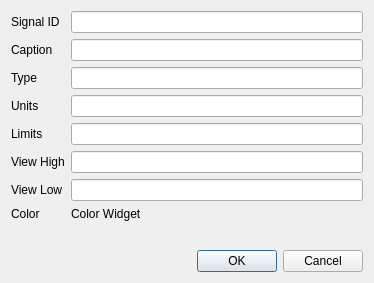
First picture: the form in TrendView/DialogTrendSignalProperties.ui, repository whiteman-kr/u7set, before the edit.
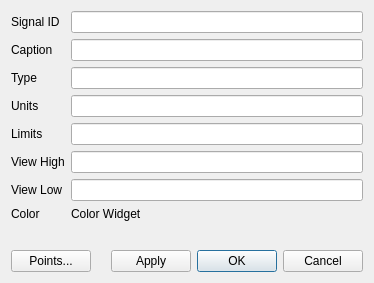
Second picture: the form after the edit. Custom widgets are drawn as their Qt base class.

Commit message: RPCT-1712, TrendView: User can view, add, remove and edit trend points. Intermediate commit

```diff
--- a/TrendView/DialogTrendSignalProperties.ui
+++ b/TrendView/DialogTrendSignalProperties.ui
@@ -13,8 +13,8 @@
   <property name="windowTitle">
    <string>Dialog</string>
   </property>
-  <layout class="QVBoxLayout" name="verticalLayout">
-   <item>
+  <layout class="QGridLayout" name="gridLayout_2">
+   <item row="0" column="0">
     <layout class="QGridLayout" name="gridLayout">
      <item row="0" column="0">
       <widget class="QLabel" name="singalIdLabel">
@@ -143,6 +143,35 @@
      </item>
     </layout>
    </item>
+   <item row="1" column="0">
+    <layout class="QHBoxLayout" name="horizontalLayout">
+     <item>
+      <widget class="QPushButton" name="buttonPoints">
+       <property name="text">
+        <string>Points...</string>
+       </property>
+      </widget>
+     </item>
+     <item>
+      <spacer name="horizontalSpacer">
+       <property name="orientation">
+        <enum>Qt::Horizontal</enum>
+       </property>
+       <property name="sizeHint" stdset="0">
+        <size>
+         <width>40</width>
+         <height>20</height>
+        </size>
+       </property>
+      </spacer>
+     </item>
+     <item>
+      <widget class="QPushButton" name="buttonApply">
+       <property name="text">
+        <string>Apply</string>
+       </property>
+      </widget>
+     </item>
    <item>
     <widget class="QDialogButtonBox" name="buttonBox">
      <property name="orientation">
@@ -152,6 +181,8 @@
       <set>QDialogButtonBox::Cancel|QDialogButtonBox::Ok</set>
      </property>
     </widget>
+     </item>
+    </layout>
    </item>
   </layout>
  </widget>
```
Lines whose indentation alone changed are shown as unchanged. The commit also changes 17 other files.
